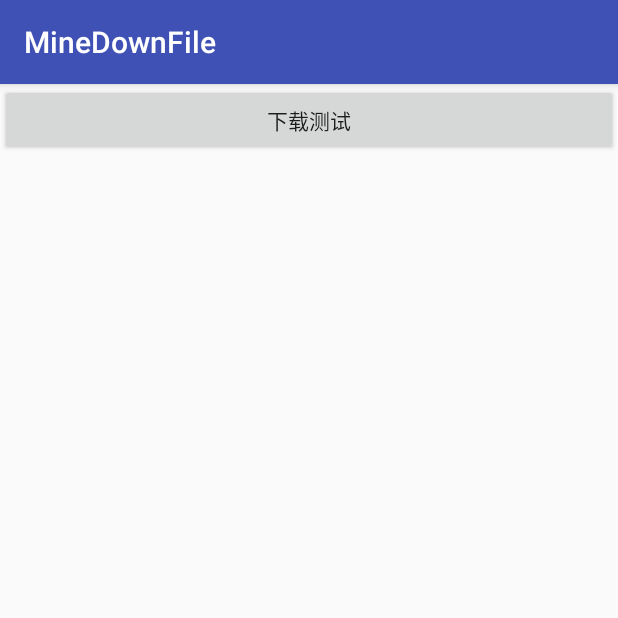
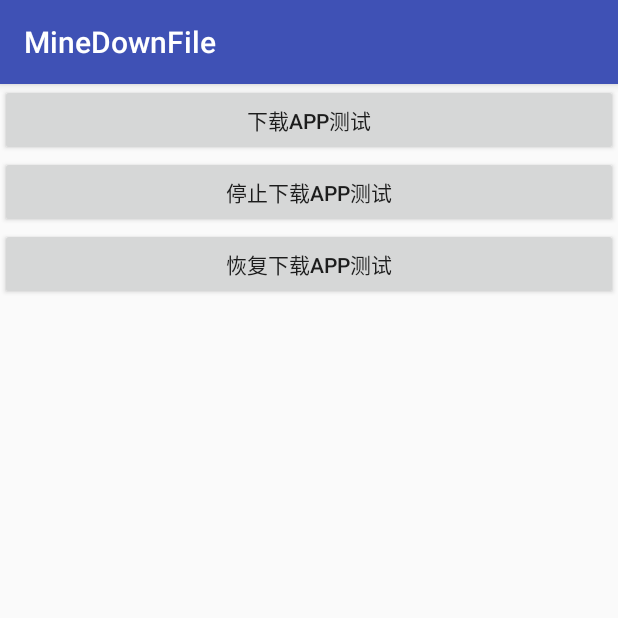
Before and after one commit to ManTouBaby/MineDownFile, an Android app: the screen it shows after launch (MainActivity), on a phone screen of 412 x 824 dp, the top half of it. Run offline under Robolectric (Android 15) with nearby library versions, the phone set to English and light mode, and no system bars.

Commit message:
实现下载功能

```diff
--- a/app/src/main/res/layout/activity_main.xml
+++ b/app/src/main/res/layout/activity_main.xml
@@ -11,6 +11,19 @@
         android:layout_width="match_parent"
         android:layout_height="wrap_content"
         android:onClick="downClick"
-        android:text="下载测试" />
+        android:text="下载APP测试" />
 
+    <Button
+        android:id="@+id/btn02"
+        android:layout_width="match_parent"
+        android:layout_height="wrap_content"
+        android:onClick="downClick"
+        android:text="停止下载APP测试" />
+
+    <Button
+        android:id="@+id/btn03"
+        android:layout_width="match_parent"
+        android:layout_height="wrap_content"
+        android:onClick="downClick"
+        android:text="恢复下载APP测试" />
 </LinearLayout>
--- a/downlibrary/src/main/java/com/hrw/downlibrary/http/DownResponseBody.java
+++ b/downlibrary/src/main/java/com/hrw/downlibrary/http/DownResponseBody.java
@@ -45,7 +45,7 @@ public class DownResponseBody extends ResponseBody {
         return new Source() {
             @Override
             public long read(Buffer sink, long byteCount) throws IOException {
-                System.out.println("下载数据:" + source.toString());
+//                System.out.println("下载数据:" + source.toString());
                 return source.read(sink, byteCount);
             }
 
```
Also changed, not shown: app/src/main/java/com/hrw/minedownfile/MainActivity.java (+7 -1 lines), downlibrary/src/main/AndroidManifest.xml (+6 -1 lines), downlibrary/src/main/java/com/hrw/downlibrary/DownFileHelper.java (+30 -3 lines), downlibrary/src/main/java/com/hrw/downlibrary/http/RetrofitHelper.java (+52 -13 lines).
